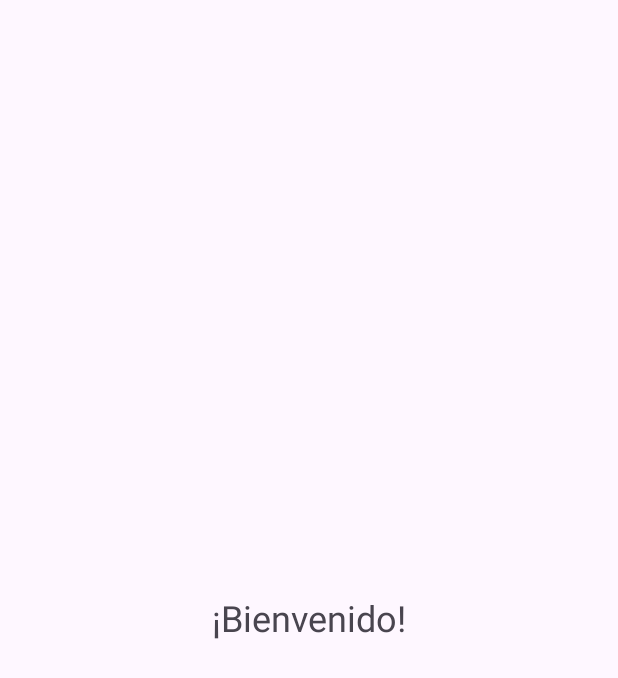
After one commit to Ferraann/Proy-Biometria-y-Medio-Ambiente-Grupo-5, an Android app: the layout activity_home.xml on its own in the app's theme, with its tools: preview values and no code run, on a phone screen of 412 x 824 dp. The commit adds this screen. Shown: the top 678 px of the screen. Run offline under Robolectric (Android 15) with nearby library versions, the phone set to English and light mode, and no system bars.

Commit message:
nueva verisón

```diff
--- a/src/android/app/src/main/AndroidManifest.xml
+++ b/src/android/app/src/main/AndroidManifest.xml
@@ -20,7 +20,7 @@
         android:networkSecurityConfig="@xml/network_security_config"
         tools:targetApi="31">
         <activity
-            android:name=".activitys.MainActivity"
+            android:name=".MainActivity"
             android:exported="true">
             <intent-filter>
                 <action android:name="android.intent.action.MAIN" />
--- a/src/android/app/src/main/java/com/example/pachacaj/myapplication/activitys/MainActivity.java
+++ b/src/android/app/src/main/java/com/example/pachacaj/myapplication/MainActivity.java
@@ -1,4 +1,4 @@
-package com.example.pachacaj.myapplication.activitys;
+package com.example.pachacaj.myapplication;
 
 import android.content.Intent;
 import android.os.Bundle;
@@ -6,7 +6,7 @@ import android.view.View;
 
 import androidx.appcompat.app.AppCompatActivity;
 
-import com.example.pachacaj.myapplication.R;
+import com.example.pachacaj.myapplication.activitys.RegistrarseActivity;
 
 // ------------------------------------------------------------------
 // Fichero: MainActivity.java
--- a/src/android/app/src/main/java/com/example/pachacaj/myapplication/activitys/BTLEActivity.java
+++ b/src/android/app/src/main/java/com/example/pachacaj/myapplication/activitys/BTLEActivity.java
@@ -344,7 +344,7 @@ public class BTLEActivity extends AppCompatActivity {
                 if (response.isSuccessful()) {
                     Log.d(ETIQUETA_LOG, "✅ Datos enviados correctamente al servidor PHP");
                 } else {
-                    Log.e(ETIQUETA_LOG, "⚠️ Error HTTP: " + response.code());
+                    Log.e(ETIQUETA_LOG, "⚠ Error HTTP: " + response.code());
                 }
             }
 
--- /dev/null
+++ b/src/android/app/src/main/res/layout/activity_home.xml
@@ -0,0 +1,15 @@
+<?xml version="1.0" encoding="utf-8"?>
+<LinearLayout xmlns:android="http://schemas.android.com/apk/res/android"
+    android:orientation="vertical"
+    android:gravity="center"
+    android:layout_width="match_parent"
+    android:layout_height="match_parent">
+
+    <TextView
+        android:id="@+id/textBienvenida"
+        android:text="¡Bienvenido!"
+        android:textSize="24sp"
+        android:layout_width="wrap_content"
+        android:layout_height="wrap_content"/>
+
+</LinearLayout>
--- a/src/android/app/src/main/res/layout/activity_main.xml
+++ b/src/android/app/src/main/res/layout/activity_main.xml
@@ -5,7 +5,7 @@
     android:id="@+id/main"
     android:layout_width="match_parent"
     android:layout_height="match_parent"
-    tools:context=".activitys.MainActivity">
+    tools:context=".MainActivity">
 
     <EditText
         android:id="@+id/editTextTextPassword"
--- a/src/android/app/src/main/res/layout/funciones_basicas.xml
+++ b/src/android/app/src/main/res/layout/funciones_basicas.xml
@@ -5,7 +5,7 @@
     xmlns:tools="http://schemas.android.com/tools"
     android:layout_width="match_parent"
     android:layout_height="match_parent"
-    tools:context=".activitys.MainActivity">
+    tools:context=".MainActivity">
 
     <Button
         android:id="@+id/botonBuscarDispositivosBTLE"
```
Also changed, not shown: src/android/app/src/main/java/com/example/pachacaj/myapplication/activitys/HomeActivity.java (added, +25 -0 lines), src/android/app/src/main/java/com/example/pachacaj/myapplication/configuracionApi/ApiService.java (+7 -0 lines), src/android/app/src/main/java/com/example/pachacaj/myapplication/logicaNegocioAndroid/LogicaNegocio.java (+24 -0 lines), 1 other file.
